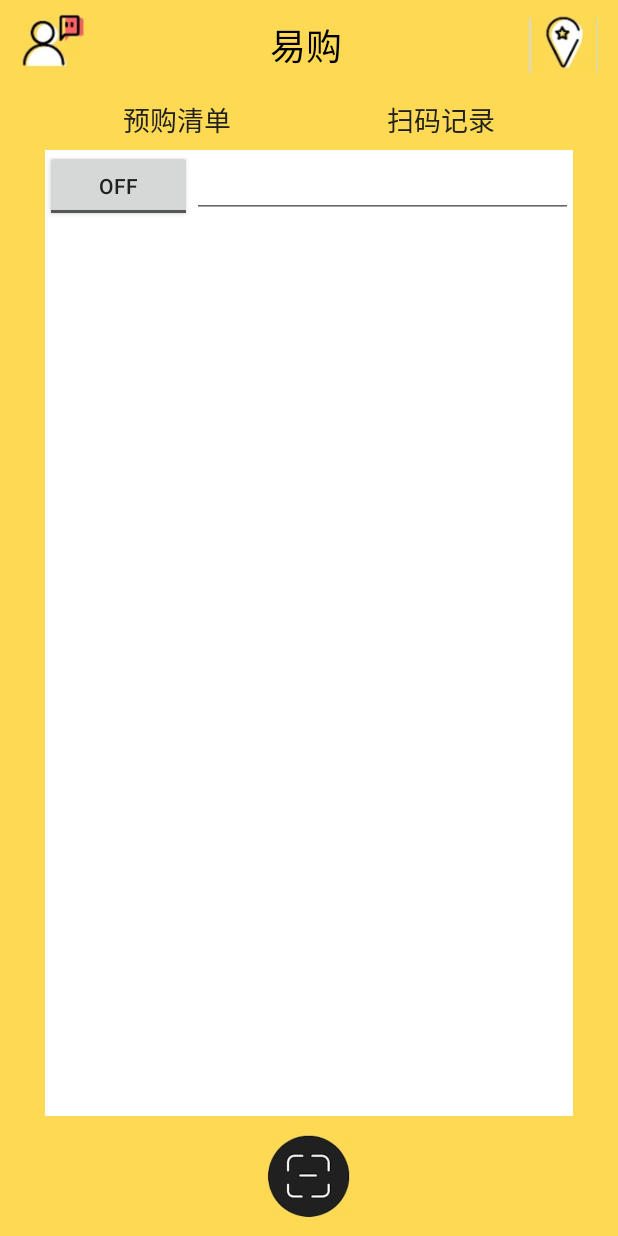
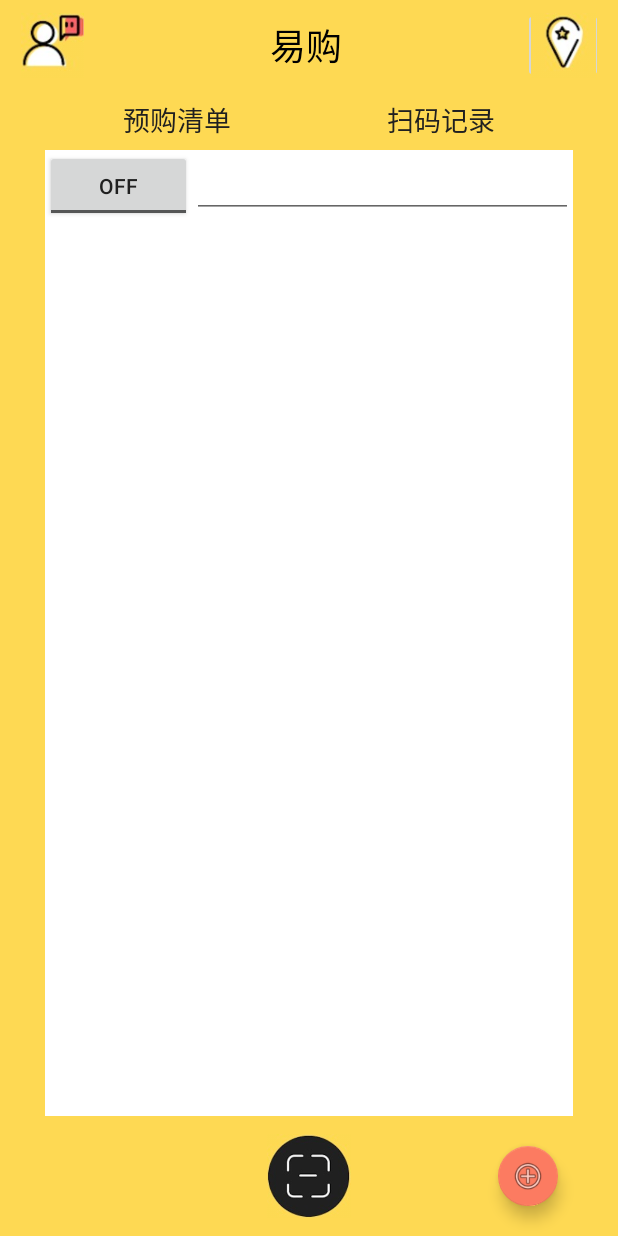
Before and after one commit to haocdp/EasyGo, an Android app: the screen it shows after launch (MainActivity), on a phone screen of 412 x 824 dp. Run offline under Robolectric (Android 15) with nearby library versions, the phone set to English and light mode, and no system bars; our stand-ins replace CircleImageView; Roboto replaces fonts that are not available here; 2 statements that could not run were skipped.

Commit message:
增加购物车悬浮按钮

```diff
--- a/app/src/main/res/layout/activity_main.xml
+++ b/app/src/main/res/layout/activity_main.xml
@@ -132,7 +132,6 @@
     </LinearLayout>
 
 
-
     <ImageButton
         android:id="@+id/scanButton"
         android:layout_width="60dp"
@@ -143,6 +142,19 @@
         android:padding="2dp"
         android:scaleType="fitCenter"
         android:src="@drawable/scan_button" />
+
+    <android.support.design.widget.FloatingActionButton
+        android:id="@+id/shoppingCart"
+        android:layout_width="60dp"
+        android:layout_height="60dp"
+        android:layout_alignParentBottom="true"
+        android:layout_alignParentRight="true"
+        android:layout_marginBottom="20dp"
+        android:layout_marginRight="40dp"
+        android:clickable="true"
+        android:visibility="visible"
+        android:src="@android:drawable/ic_menu_add"
+        app:fabSize="mini" />
 </RelativeLayout>
     </FrameLayout>
 
@@ -153,5 +165,7 @@
         android:layout_height="match_parent"
         android:layout_gravity="start"
         app:menu="@menu/nav_menu"
-        app:headerLayout="@layout/nav_header"/>
+        app:headerLayout="@layout/nav_header">
+
+    </android.support.design.widget.NavigationView>
 </android.support.v4.widget.DrawerLayout>
```
